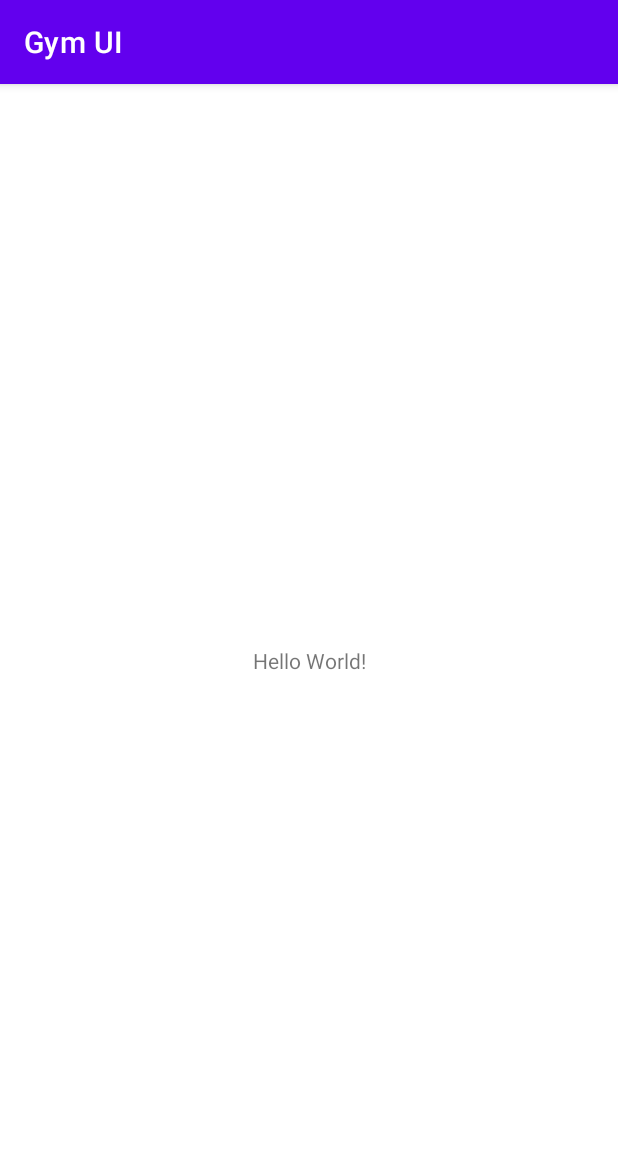
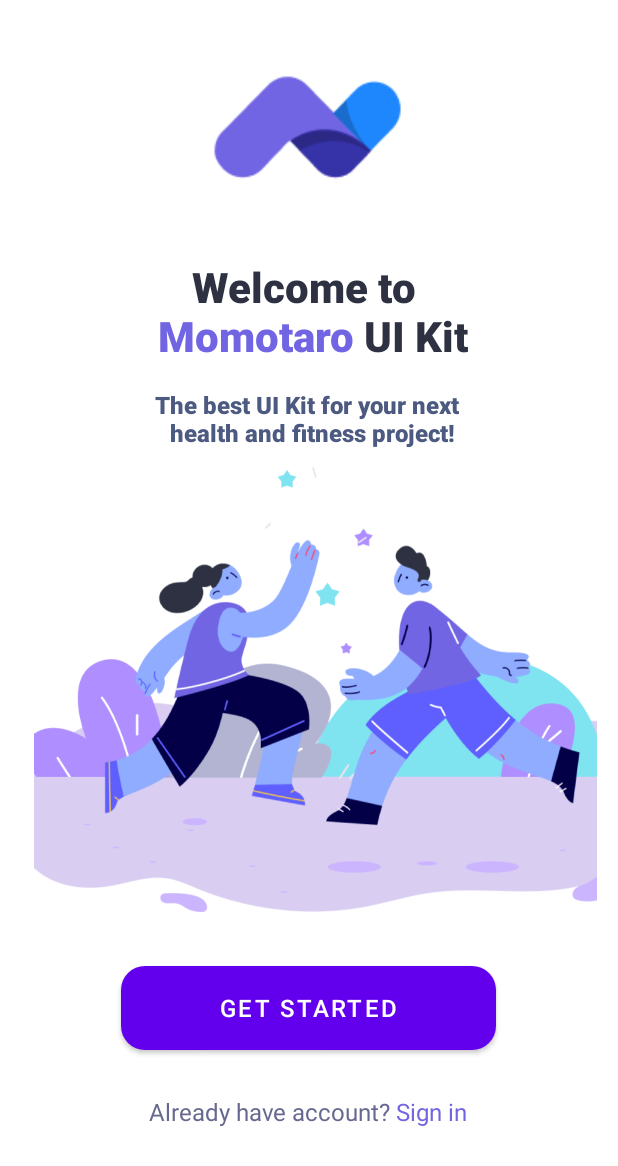
Before and after one commit to MustafaHasria/gym-ui, an Android app: the screen it shows after launch (MainActivity), on a phone screen of 412 x 824 dp. Shown: the top 1166 px of the screen. Run offline under Robolectric (Android 15) with nearby library versions, the light colour scheme and no system bars.

Commit message:
* This is the first interface

```diff
--- a/app/src/main/AndroidManifest.xml
+++ b/app/src/main/AndroidManifest.xml
@@ -13,6 +13,7 @@
         android:theme="@style/Theme.GymUI"
         tools:targetApi="31">
         <activity
+            android:theme="@style/Theme.MaterialComponents.Light"
             android:name=".MainActivity"
             android:exported="true">
             <intent-filter>
--- a/app/src/main/java/com/mustafahasria/gymui/MainActivity.java
+++ b/app/src/main/java/com/mustafahasria/gymui/MainActivity.java
@@ -1,6 +1,8 @@
 package com.mustafahasria.gymui;
 
 import android.os.Bundle;
+import android.view.Window;
+import android.view.WindowManager;
 
 import androidx.appcompat.app.AppCompatActivity;
 
@@ -9,6 +11,9 @@ public class MainActivity extends AppCompatActivity {
     @Override
     protected void onCreate(Bundle savedInstanceState) {
         super.onCreate(savedInstanceState);
+        requestWindowFeature(Window.FEATURE_NO_TITLE);
+        this.getWindow().setFlags(WindowManager.LayoutParams.FLAG_FULLSCREEN, WindowManager.LayoutParams.FLAG_FULLSCREEN);
+        getSupportActionBar().hide();
         setContentView(R.layout.activity_main);
     }
 }
--- /dev/null
+++ b/app/src/main/res/drawable/button1.xml
@@ -0,0 +1,12 @@
+<?xml version="1.0" encoding="utf-8"?>
+<shape xmlns:android="http://schemas.android.com/apk/res/android"
+    android:shape="rectangle">
+    <size
+        android:width="250dp"
+        android:height="56dp" />
+
+    <solid android:color="#7265E3" />
+
+    <corners android:radius="16dp" />
+
+</shape>
--- a/app/src/main/res/layout/activity_main.xml
+++ b/app/src/main/res/layout/activity_main.xml
@@ -1,18 +1,66 @@
 <?xml version="1.0" encoding="utf-8"?>
-<androidx.constraintlayout.widget.ConstraintLayout xmlns:android="http://schemas.android.com/apk/res/android"
+<LinearLayout xmlns:android="http://schemas.android.com/apk/res/android"
     xmlns:app="http://schemas.android.com/apk/res-auto"
     xmlns:tools="http://schemas.android.com/tools"
     android:layout_width="match_parent"
     android:layout_height="match_parent"
+    android:orientation="vertical"
     tools:context=".MainActivity">
 
-    <TextView
+    <ImageView
         android:layout_width="wrap_content"
         android:layout_height="wrap_content"
-        android:text="Hello World!"
-        app:layout_constraintBottom_toBottomOf="parent"
-        app:layout_constraintEnd_toEndOf="parent"
-        app:layout_constraintStart_toStartOf="parent"
-        app:layout_constraintTop_toTopOf="parent" />
+        android:layout_gravity="center"
+        android:layout_margin="18dp"
+        android:src="@drawable/logo" />
 
-</androidx.constraintlayout.widget.ConstraintLayout>
+    <TextView
+        android:id="@+id/text1"
+        android:layout_width="wrap_content"
+        android:layout_height="wrap_content"
+        android:layout_gravity="center"
+        android:fontFamily="sans-serif-medium"
+        android:gravity="center"
+        android:text="@string/Text1"
+        android:textColor="#2D3142"
+        android:textSize="28sp"
+        android:layout_marginBottom="16dp"
+        android:textStyle="bold" />
+
+    <TextView
+        android:layout_marginBottom="12dp"
+        android:layout_width="wrap_content"
+        android:layout_height="wrap_content"
+        android:layout_gravity="center"
+        android:fontFamily="sans-serif-medium"
+        android:gravity="center"
+        android:textColor="#4C5980"
+        android:textSize="16sp"
+        android:textStyle="bold"
+        android:text="@string/Text2" />
+
+    <ImageView
+        android:layout_marginBottom="36dp"
+        android:layout_width="420.89dp"
+        android:layout_height="296.45dp"
+        android:src="@drawable/img1"/>
+
+    <Button
+        android:layout_gravity="center"
+        android:layout_width="wrap_content"
+        android:layout_height="wrap_content"
+        android:background="@drawable/button1"
+        android:text="Get Started"
+        android:textSize="16sp"
+        android:layout_marginBottom="30dp"
+        android:textColor="@color/white" />
+
+    <TextView
+        android:textSize="16sp"
+        android:textColor="#66688F"
+        android:layout_gravity="center"
+        android:layout_width="wrap_content"
+        android:layout_height="wrap_content"
+        android:text="@string/Text3"/>
+
+</LinearLayout>
--- a/app/src/main/res/values/strings.xml
+++ b/app/src/main/res/values/strings.xml
@@ -1,3 +1,6 @@
 <resources>
     <string name="app_name">Gym UI</string>
+    <string name="Text1">Welcome to \n <font color='#7265E3'>Momotaro</font> UI Kit</string>
+    <string name="Text2">The best UI Kit for your next \n health and fitness project!</string>
+    <string name="Text3">Already have account? <font color='#7265E3'>Sign in</font></string>
 </resources>
```
Also changed, not shown: app/src/main/res/drawable-v24/logo.png (added), app/src/main/res/drawable/img1.png (added).
